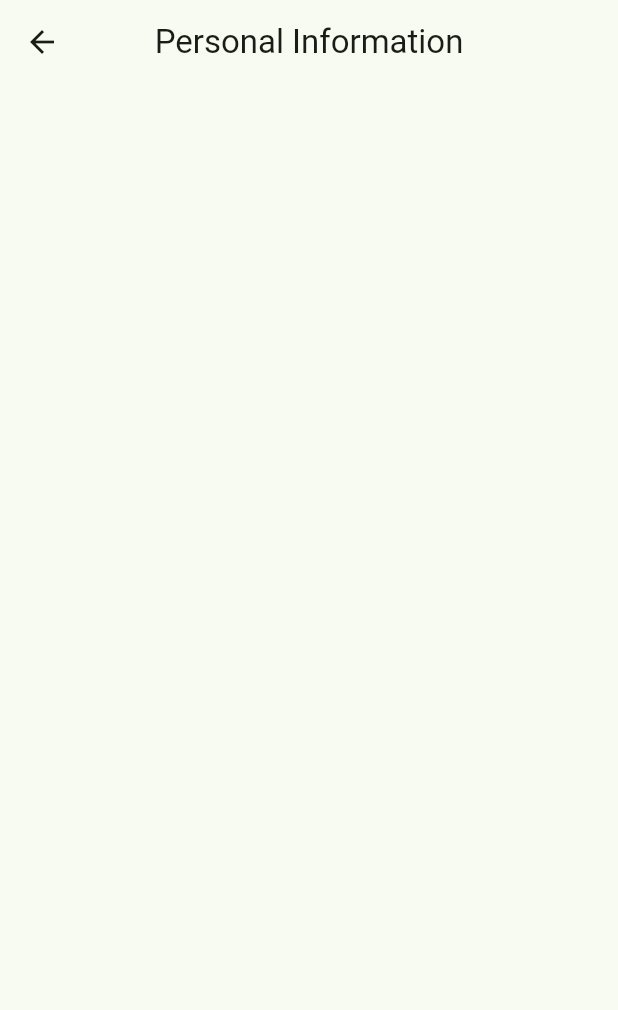
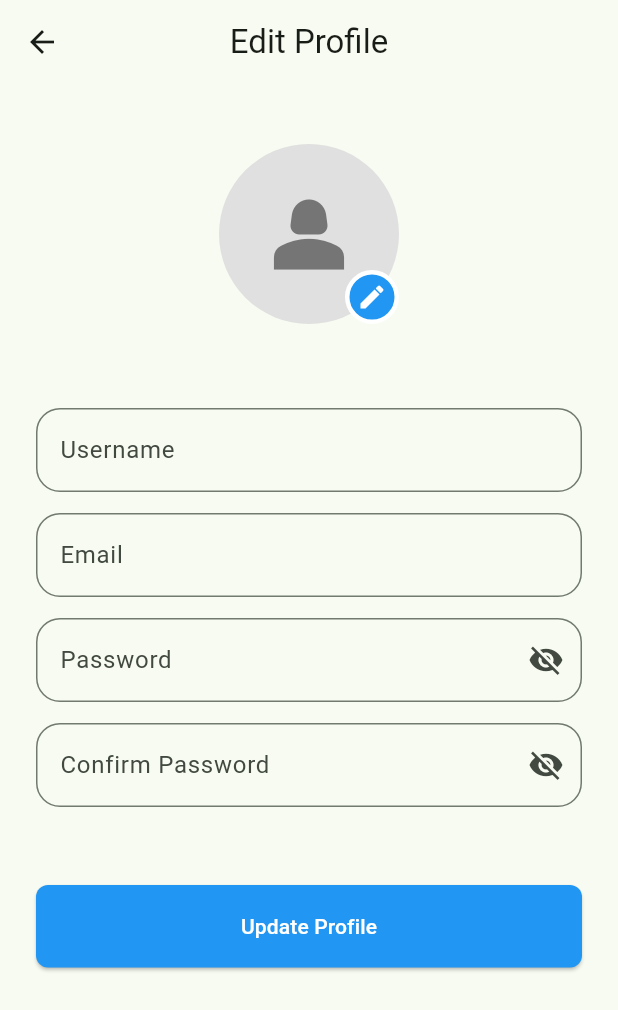
Before and after one commit to JoyObidife/myfirst_app, a Flutter app: the PersonalInformation screen opened directly, on a phone screen of 412 x 824 dp. Shown: the top 1010 px of the screen. Run offline on Flutter 3.47's test engine with Material 3 defaults, Android fonts, the phone set to English and light mode, and no system bars; our stand-ins replace cloud_firestore, firebase_auth, firebase_core, google_fonts, google_maps_flutter, google_sign_in; missing offline and left inert: otp_input; accounts and stored records are empty.

Commit message:
implemention of edit profile on personal information page

```diff
--- a/lib/main.dart
+++ b/lib/main.dart
@@ -12,6 +12,7 @@ import 'package:myfirst_app/provider/user_notifier.dart';
 import 'package:myfirst_app/widgets/bottom_navigation.dart';
 import 'package:myfirst_app/pages/onboarding_page.dart';
 import 'package:provider/provider.dart';
+import 'package:myfirst_app/pages/personal _information.dart';
 
 void main() async {
   WidgetsFlutterBinding.ensureInitialized();
@@ -49,6 +50,7 @@ class MyApp extends StatelessWidget {
           "/login": (context) => LoginPage(),
           "/signup": (context) => SignupPage(),
           "/forgot": (context) => ForgotPasswordPage(),
+          "/personal information":(context) => PersonalInformation(),
         },
         initialRoute: "/o",
 
--- /dev/null
+++ b/lib/pages/personal _information.dart
@@ -0,0 +1,79 @@
+import 'package:flutter/material.dart';
+import 'package:myfirst_app/widgets/custom_button.dart';
+import 'package:myfirst_app/widgets/custom_textfield.dart';
+import 'package:myfirst_app/pages/personal _information.dart';
+import 'package:myfirst_app/widgets/password_textfield.dart';
+
+class PersonalInformation extends StatelessWidget {
+  const PersonalInformation({super.key});
+
+  @override
+  Widget build(BuildContext context) {
+
+    return Scaffold(
+      appBar: AppBar(
+        title: Text("Edit Profile"),
+       centerTitle: true
+       ),
+      body: SingleChildScrollView(
+        child: Column(
+          mainAxisAlignment: MainAxisAlignment.start,
+          children: [
+            SizedBox(height: 40),
+            Center(
+              child: Stack(
+                children: [
+                  Container(
+                    width: 120,
+                    height: 120,
+                    decoration: BoxDecoration(
+                      shape: BoxShape.circle,
+                      color: Colors.grey.shade300,
+                    ),
+                    clipBehavior: Clip.hardEdge,
+                    child: Icon(
+                      Icons.person_2,
+                      color: Colors.grey.shade600,
+                      size: 70,
+                    ),
+                  ),
+
+                  Positioned(
+                    bottom: 0,
+                    right: 0,
+                    child: Container(
+                      height: 36,
+                      width: 36,
+                      decoration: BoxDecoration(
+                        color: Colors.blue,
+                        shape: BoxShape.circle,
+                        border: Border.all(color: Colors.white, width: 3),
+                      ),
+                      child: Icon(Icons.edit, size: 20, color: Colors.white),
+                    ),
+                  ),
+                ],
+              ),
+            ),
+
+            Padding(
+              padding: EdgeInsets.all(24.0),
+              child: Column(
+                spacing: 14,
+                children: [
+                  SizedBox(height: 18),
+                   CustomTextfield(label: "Username"),
+                    CustomTextfield(label: "Email"),
+                    PasswordTextfield(label: "Password"),
+                    PasswordTextfield(label: "Confirm Password"),
+                  SizedBox(height: 24),
+                  CustomButton(text: "Update Profile", onPressed: () {}),
+                ],
+              ),
+            ),
+          ],
+        ),
+      ),
+    );
+  }
+}
--- a/lib/pages/personal_information.dart
+++ /dev/null
@@ -1,15 +0,0 @@
-import 'package:flutter/material.dart';
-
-class PersonalInformation extends StatelessWidget {
-  const PersonalInformation({super.key});
-
-  @override
-  Widget build(BuildContext context) {
-    return Scaffold(
-      appBar: AppBar(
-        title: Text("Personal Information"),
-        centerTitle: true,
-      ),
-    );
-  }
-}
--- a/lib/pages/profile_page.dart
+++ b/lib/pages/profile_page.dart
@@ -2,9 +2,10 @@ import 'package:flutter/material.dart';
 import 'package:myfirst_app/model/user_detail.dart';
 import 'package:myfirst_app/pages/notification_page.dart';
 import 'package:myfirst_app/pages/payment_methods.dart';
-import 'package:myfirst_app/pages/personal_information.dart';
+import 'package:myfirst_app/pages/personal _information.dart';
 import 'package:myfirst_app/provider/user_notifier.dart';
 import 'package:provider/provider.dart';
+
 
 class ProfilePage extends StatefulWidget {
   const ProfilePage({super.key});
--- a/lib/widgets/custom_textfield.dart
+++ b/lib/widgets/custom_textfield.dart
@@ -5,7 +5,7 @@ class CustomTextfield extends StatelessWidget {
 
     super.key,
     required this.label,
-    required this.textEditingController,
+    this.textEditingController,
   });
   final String label;
   final TextEditingController? textEditingController;
```
Also changed, not shown: pubspec.lock.
